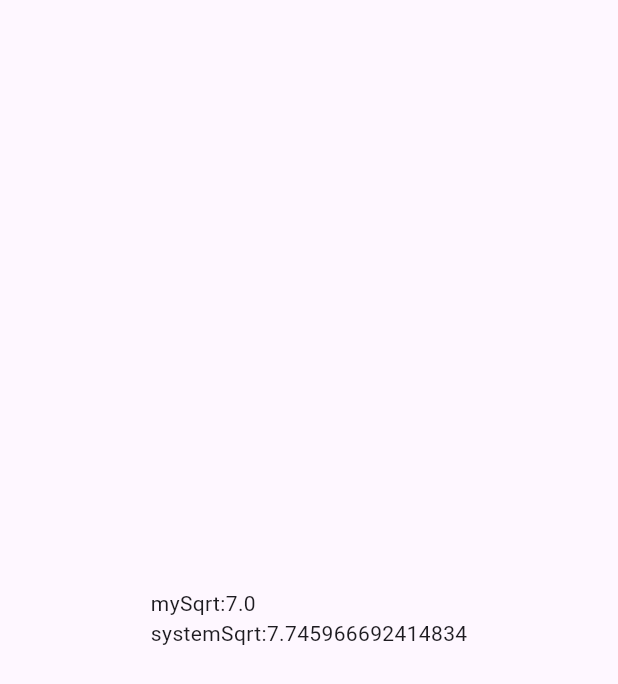
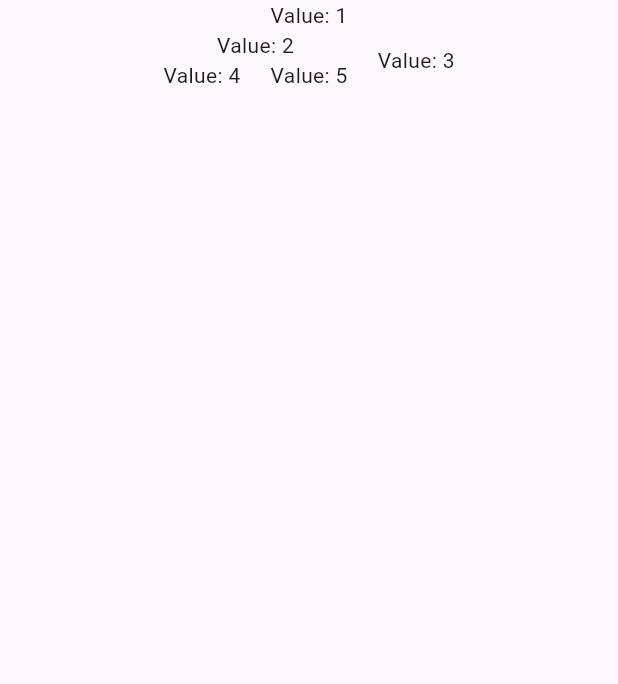
Before and after one commit to PierceZheng/flutter_application_1, a Flutter app: the screen it shows after launch, on a phone screen of 412 x 824 dp. Shown: the top 684 px of the screen. Run offline on Flutter 3.47's test engine with Material 2 defaults, Android fonts, the phone set to English and light mode, and no system bars.

Commit message:
feat:添加二叉树

```diff
--- /dev/null
+++ b/lib/binary_tree.dart
@@ -0,0 +1,97 @@
+import 'package:flutter/material.dart';
+
+class TreeNode {
+  int val;
+  TreeNode? left;
+  TreeNode? right;
+
+  TreeNode(this.val);
+}
+
+class BinaryTree {
+  TreeNode? root;
+
+  // 插入节点
+  void insert(int value) {
+    if (root == null) {
+      root = TreeNode(value);
+    } else {
+      _insert(root!, value);
+    }
+  }
+
+  void _insert(TreeNode node, int value) {
+    if (value < node.val) {
+      if (node.left == null) {
+        node.left = TreeNode(value);
+      } else {
+        _insert(node.left!, value);
+      }
+    } else {
+      if (node.right == null) {
+        node.right = TreeNode(value);
+      } else {
+        _insert(node.right!, value);
+      }
+    }
+  }
+
+  // 前序遍历
+  void preOrderTraversal(TreeNode? node) {
+    if (node != null) {
+      print(node.val);
+      preOrderTraversal(node.left);
+      preOrderTraversal(node.right);
+    }
+  }
+}
+
+class BinaryTreeDisplay extends StatefulWidget {
+  const BinaryTreeDisplay({super.key});
+
+  @override
+  State<BinaryTreeDisplay> createState() => _BinaryTreeDisplayState();
+}
+
+class _BinaryTreeDisplayState extends State<BinaryTreeDisplay> {
+  TreeNode? root;
+
+  @override
+  void initState() {
+    super.initState();
+    // 构建一个简单的二叉树示例
+    root = TreeNode(1);
+    root?.left = TreeNode(2);
+    root?.right = TreeNode(3);
+    root?.left?.left = TreeNode(4);
+    root?.left?.right = TreeNode(5);
+  }
+
+  @override
+  Widget build(BuildContext context) {
+    return Scaffold(
+      body: Center(
+        child: _buildTree(root),
+      ),
+    );
+  }
+
+  Widget _buildTree(TreeNode? node) {
+    if (node == null) {
+      return const SizedBox.shrink();
+    }
+    return Column(
+      children: [
+        Text('Value: ${node.val}'),
+        Row(
+          mainAxisAlignment: MainAxisAlignment.center,
+          children: [
+            _buildTree(node.left),
+            const SizedBox(width: 20),
+            _buildTree(node.right),
+          ],
+        ),
+      ],
+    );
+  }
+}
--- a/lib/main.dart
+++ b/lib/main.dart
@@ -2,6 +2,8 @@ import 'dart:developer';
 import 'dart:math' as math;
 
 import 'package:flutter/material.dart';
+
+import 'binary_tree.dart';
 
 void main() {
   runApp(const MyApp());
@@ -19,18 +21,7 @@ class MyApp extends StatelessWidget {
         colorScheme: ColorScheme.fromSeed(seedColor: Colors.deepPurple),
         useMaterial3: true,
       ),
-      home: Scaffold(
-        body: Center(
-          child: Column(
-            mainAxisAlignment: MainAxisAlignment.center,
-            children: <Widget>[
-              Text(
-                'mySqrt:${mySqrt(x, 6)}\nsystemSqrt:${math.sqrt(x)}',
-              ),
-            ],
-          ),
-        ),
-      ),
+      home: BinaryTreeDisplay(),
     );
   }
 
```
